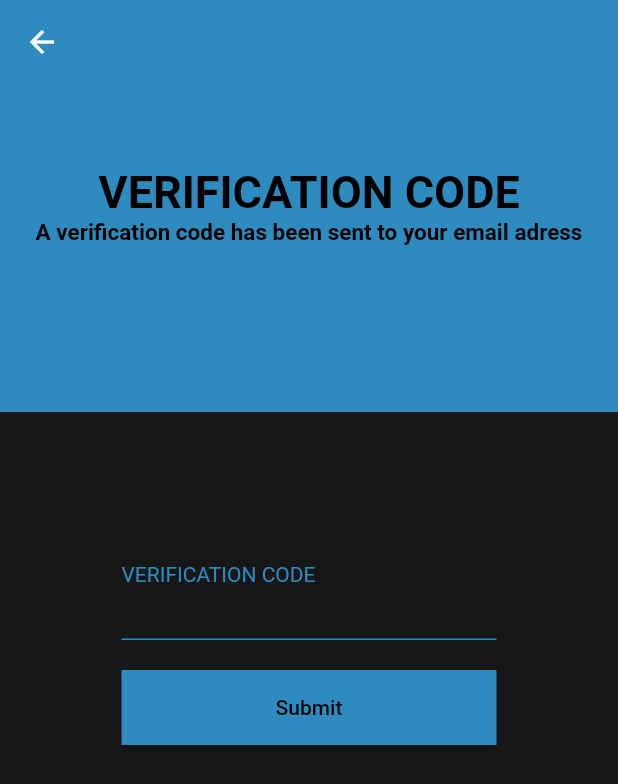
After one commit to tMario2111/pylon, a Flutter app: the EmailVerificationRoute screen opened directly, on a phone screen of 412 x 824 dp. The commit adds this screen. Shown: the top 784 px of the screen. Run offline on Flutter 3.47's test engine with Material 2 defaults, Android fonts, the light colour scheme and no system bars; our stand-ins replace email_validator; missing offline and left inert: encrypt, pointycastle, protobuf; statements that could not run were skipped.

Commit message:
Email verification route

```diff
--- a/client/lib/constants.dart
+++ b/client/lib/constants.dart
@@ -2,5 +2,5 @@ import 'package:flutter/material.dart';
 
 class Constants {
   static const mainColor = Color(0xff2E8BC0);
-  static const backgroundColor = Colors.black;
+  static const backgroundColor = Color(0xff171717);
 }
--- /dev/null
+++ b/client/lib/routes/email_verification_route.dart
@@ -0,0 +1,88 @@
+import 'package:flutter/material.dart';
+
+import '../constants.dart';
+
+import '../widgets/pylon_button.dart';
+import '../widgets/pylon_text_field.dart';
+
+class EmailVerificationRoute extends StatefulWidget {
+  const EmailVerificationRoute({super.key});
+
+  @override
+  State<StatefulWidget> createState() => _EmailVerificationRouteState();
+}
+
+class _EmailVerificationRouteState extends State<EmailVerificationRoute> {
+  final _verificationCodeController = TextEditingController();
+
+  @override
+  Widget build(BuildContext context) {
+    return Scaffold(
+      extendBodyBehindAppBar: true,
+      appBar: AppBar(
+        backgroundColor: Colors.transparent,
+        shadowColor: Colors.transparent,
+      ),
+      resizeToAvoidBottomInset: false,
+      backgroundColor: Constants.backgroundColor,
+      body: Center(
+        child: Column(
+          mainAxisAlignment: MainAxisAlignment.start,
+          crossAxisAlignment: CrossAxisAlignment.center,
+          children: [
+            Container(
+              height: MediaQuery.of(context).size.height / 3,
+              color: Constants.mainColor,
+              child: Center(
+                child: Column(
+                  mainAxisAlignment: MainAxisAlignment.center,
+                  crossAxisAlignment: CrossAxisAlignment.center,
+                  children: const [
+                    Text(
+                      "VERIFICATION CODE",
+                      style: TextStyle(
+                        color: Colors.black,
+                        fontSize: 30.0,
+                        fontWeight: FontWeight.bold,
+                      ),
+                    ),
+                    Text(
+                      "A verification code has been sent to your email adress",
+                      textAlign: TextAlign.center,
+                      style: TextStyle(
+                        color: Colors.black,
+                        fontWeight: FontWeight.bold,
+                        fontSize: 15.0,
+                      ),
+                    )
+                  ],
+                ),
+              ),
+            ),
+            const SizedBox(
+              height: 100.0,
+            ),
+            SizedBox(
+              width: 250.0,
+              child: PylonTextField(
+                label: 'VERIFICATION CODE',
+                controller: _verificationCodeController,
+              ),
+            ),
+            const SizedBox(
+              height: 20.0,
+            ),
+            SizedBox(
+              width: 250.0,
+              height: 50.0,
+              child: PylonButton(
+                label: "Submit",
+                onPressed: () {},
+              ),
+            ),
+          ],
+        ),
+      ),
+    );
+  }
+}
--- a/client/lib/routes/register_route.dart
+++ b/client/lib/routes/register_route.dart
@@ -2,6 +2,8 @@ import 'package:flutter/material.dart';
 
 import 'package:email_validator/email_validator.dart';
 import 'package:pylon/proto/clientmessage.pb.dart';
+
+import 'email_verification_route.dart';
 
 import '../connection/connection.dart';
 
@@ -43,6 +45,13 @@ class _RegisterRouteState extends State<RegisterRoute> {
             _passwordErrorMessage =
                 message.accountRegistrationResult.passwordError;
           }
+        } else {
+          Navigator.push(
+            context,
+            MaterialPageRoute(
+              builder: (context) => const EmailVerificationRoute(),
+            ),
+          );
         }
         setState(() {});
       }
```
Also changed, not shown: 1 other file.
